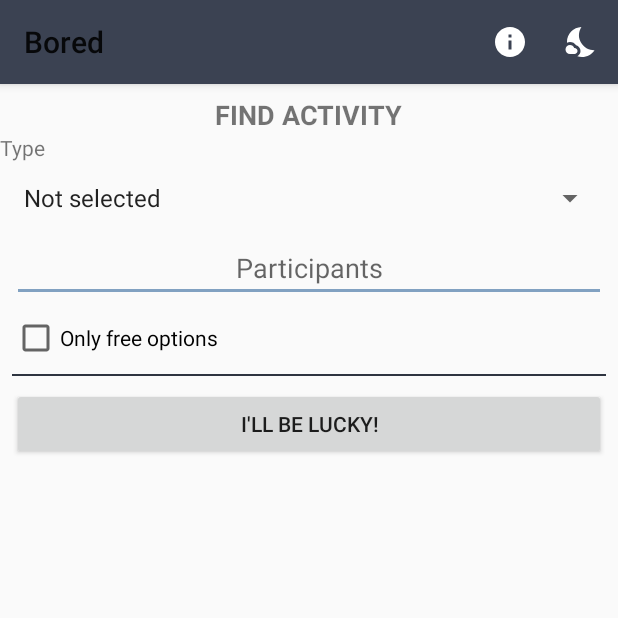
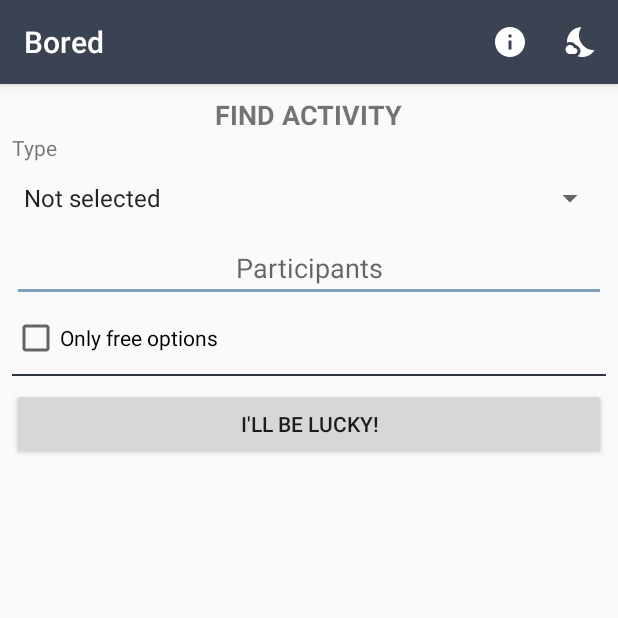
Before and after one commit to YuriZhuravlev/BoredApp, an Android app: the screen it shows after launch (MainActivity), on a phone screen of 412 x 824 dp, the top half of it. Run offline under Robolectric (Android 15) with nearby library versions, the phone set to English and light mode, and no system bars; our stand-ins replace RxJava.

```diff
--- a/app/src/main/java/com/example/boredapp/MainActivity.java
+++ b/app/src/main/java/com/example/boredapp/MainActivity.java
@@ -1,8 +1,11 @@
 package com.example.boredapp;
 
 import androidx.annotation.NonNull;
+import androidx.appcompat.app.ActionBar;
 import androidx.appcompat.app.AppCompatActivity;
 import androidx.appcompat.app.AppCompatDelegate;
+import androidx.appcompat.widget.Toolbar;
+
 import android.os.Bundle;
 import android.view.Menu;
 import android.view.MenuItem;
@@ -27,6 +30,15 @@ public class MainActivity extends AppCompatActivity {
         }
     }
 
+    @Override
+    public boolean onSupportNavigateUp() {
+        onBackPressed();
+        return true;
+    }
+    public ActionBar getToolBar() {
+        return getSupportActionBar();
+    }
+
     public void changeTheme() {
         if (mTheme == AppCompatDelegate.MODE_NIGHT_NO) {
             mTheme = AppCompatDelegate.MODE_NIGHT_YES;
--- a/app/src/main/java/com/example/boredapp/ui/fragments/AboutFragment.java
+++ b/app/src/main/java/com/example/boredapp/ui/fragments/AboutFragment.java
@@ -9,8 +9,8 @@ import android.view.LayoutInflater;
 import android.view.View;
 import android.view.ViewGroup;
 import android.widget.ImageView;
-import android.widget.Toolbar;
 
+import com.example.boredapp.MainActivity;
 import com.example.boredapp.R;
 
 
@@ -33,7 +33,8 @@ public class AboutFragment extends Fragment {
     @Override
     public void onResume() {
         super.onResume();
-
+        ((MainActivity) getActivity()).getToolBar().setDisplayHomeAsUpEnabled(true);
+        ((MainActivity) getActivity()).getToolBar().setTitle(R.string.about);
         try {
             if (AppCompatDelegate.getDefaultNightMode() == AppCompatDelegate.MODE_NIGHT_NO) {
                 mImage.setImageDrawable(getResources().getDrawable(R.drawable.img_833r_c0de_light));
--- a/app/src/main/java/com/example/boredapp/ui/fragments/ActivityFragment.java
+++ b/app/src/main/java/com/example/boredapp/ui/fragments/ActivityFragment.java
@@ -137,6 +137,8 @@ public class ActivityFragment extends Fragment {
                 openWeb();
             }
         });
+        ((MainActivity) getActivity()).getToolBar().setDisplayHomeAsUpEnabled(false);
+        ((MainActivity) getActivity()).getToolBar().setTitle(R.string.app_name);
         super.onResume();
     }
 
--- a/app/src/main/res/layout/fragment_activity.xml
+++ b/app/src/main/res/layout/fragment_activity.xml
@@ -19,7 +19,7 @@
         android:id="@+id/tv_type"
         android:layout_width="match_parent"
         android:layout_height="wrap_content"
-
+        android:layout_marginStart="@dimen/normal_margin"
         android:text="@string/tv_type"
         app:layout_constraintTop_toBottomOf="@id/tv_find_activity"/>
 
--- a/app/src/main/res/values/strings.xml
+++ b/app/src/main/res/values/strings.xml
@@ -10,6 +10,6 @@
     <string name="about">About</string>
     <string name="image_desc">image</string>
     <string name="text_api">API: \n https://www.boredapi.com/</string>
-    <string name="text_author">My source on github: \n https://github.com/YuriZhuravlev/BoredApp</string>
+    <string name="text_author">My GitHub: \n https://github.com/YuriZhuravlev/BoredApp</string>
     <string name="text_main">Created by Yuri Zhuravlev</string>
 </resources>
--- a/app/src/main/res/values/styles.xml
+++ b/app/src/main/res/values/styles.xml
@@ -1,7 +1,5 @@
 <resources>
-    <!-- Base application theme. -->
-    <style name="AppTheme" parent="Theme.AppCompat.DayNight">
-        <!-- Customize your theme here. -->
+    <style name="AppTheme" parent="Theme.AppCompat.DayNight.DarkActionBar">
         <item name="colorPrimary">@color/colorPrimary</item>
         <item name="colorPrimaryDark">@color/colorPrimaryDark</item>
         <item name="colorAccent">@color/colorAccent</item>
```
